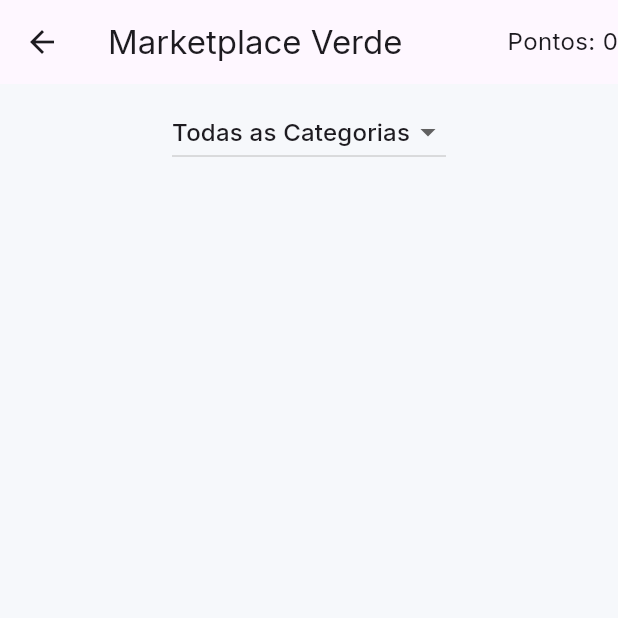
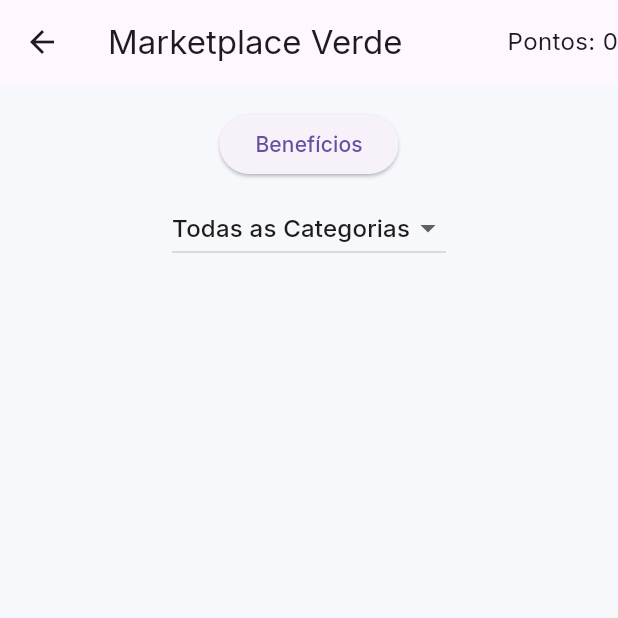
Before and after one commit to HugoValuar03/Hackathon_hackagua, a Flutter app: the MarketplaceScreen screen opened by its route, on a phone screen of 412 x 824 dp, the top half of it. Run offline on Flutter 3.47's test engine with Material 3 defaults, Android fonts, the phone set to English and light mode, and no system bars; our stand-ins replace flutter_svg, geolocator, google_fonts, shared_preferences, sqflite; accounts and stored records are empty.

Commit message:
Adiciona botão para Benefícios

```diff
--- a/lib/screens/marketplace_screen.dart
+++ b/lib/screens/marketplace_screen.dart
@@ -32,6 +32,13 @@ class _MarketplaceScreenState extends State<MarketplaceScreen> {
       ),
       body: Column(
         children: [
+          SizedBox(height: 16.0),
+          ElevatedButton(
+            onPressed: () {
+              Navigator.pushNamed(context, '/beneficios');
+            },
+            child: Text('Benefícios'),
+          ),
           Padding(
             padding: const EdgeInsets.all(8.0),
             child: DropdownButton<String>(
```
